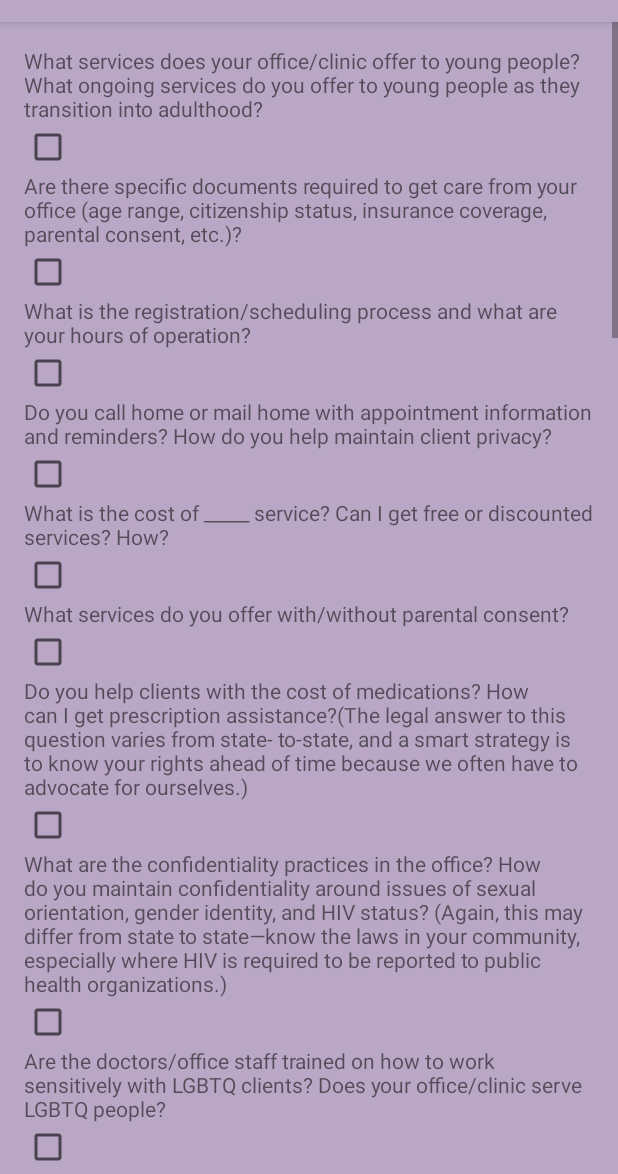
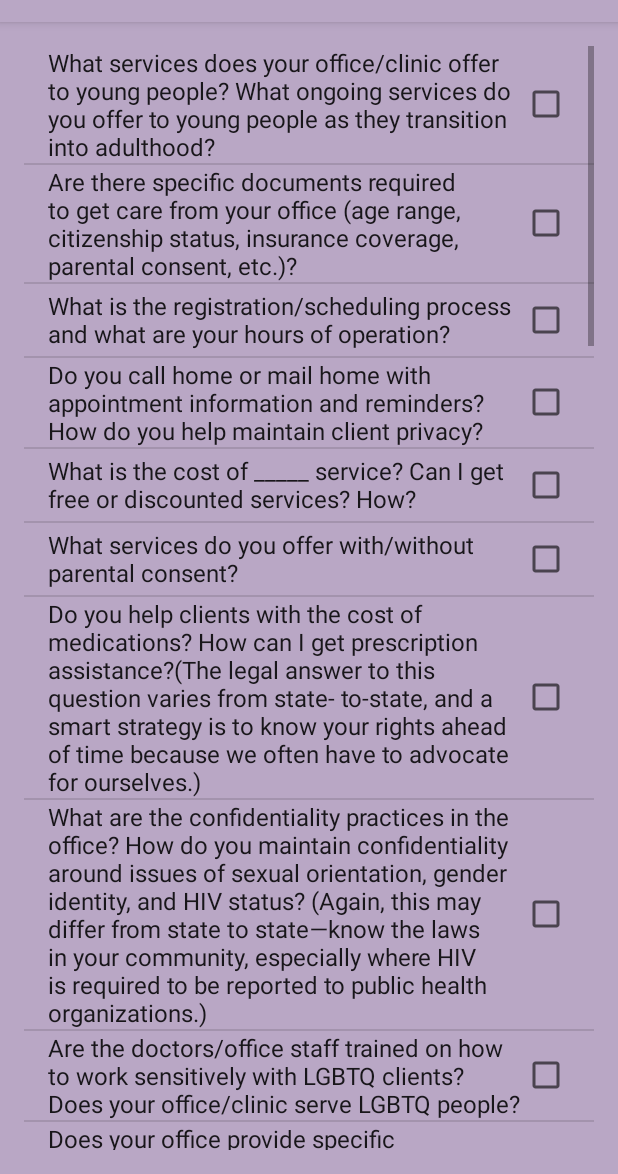
Before and after one commit to genhernandez/FreeingOurselves, an Android app: the fragment HealthCareProviderFragment placed in its activity, on a phone screen of 412 x 824 dp, the part 62-1236 px from its top. Run offline under Robolectric (Android 15) with nearby library versions, the phone set to English and light mode, and no system bars.

Commit message:
Fix workout stuff and add more AsyncTasks

```diff
--- a/app/src/main/AndroidManifest.xml
+++ b/app/src/main/AndroidManifest.xml
@@ -36,6 +36,7 @@
             </intent-filter>
         </activity>
         <activity android:name=".MapActivity"></activity>
+        <activity android:name=".WorkoutActivity"></activity>
     </application>
 
 </manifest>
--- a/app/src/main/java/com/hfad/freeingourselves/HealthCareProviderFragment.java
+++ b/app/src/main/java/com/hfad/freeingourselves/HealthCareProviderFragment.java
@@ -44,54 +44,54 @@ public class HealthCareProviderFragment extends Fragment {
                              Bundle savedInstanceState) {
         // Inflate the layout for this fragment
         View view = inflater.inflate(R.layout.fragment_health_care, null);
-        //FrameLayout frameLayout = (FrameLayout) view.findViewById(R.id.healthcareFragment);
-        LinearLayout linearLayout = (LinearLayout) view.findViewById(R.id.healthcareFragment);
+        FrameLayout frameLayout = (FrameLayout) view.findViewById(R.id.healthcareFragment);
+        //LinearLayout linearLayout = (LinearLayout) view.findViewById(R.id.healthcareFragment);
         ListView listView = new ListView(getActivity());
 
         Cursor cursor = FreeingOurselvesDatabaseUtilities.getHealthcareInfo(view.getContext());
 
 
-            if (cursor.moveToFirst()) {
-                while (!cursor.isAfterLast()) {
-                    int questionId = cursor.getInt(0);
-                    String questionText = cursor.getString(1);
-                    boolean isSaved = (cursor.getInt(2) == 1);
+//            if (cursor.moveToFirst()) {
+//                while (!cursor.isAfterLast()) {
+//                    int questionId = cursor.getInt(0);
+//                    String questionText = cursor.getString(1);
+//                    boolean isSaved = (cursor.getInt(2) == 1);
+//
+//
+//                    TextView textView = new TextView(view.getContext());
+//                    textView.setText(questionText);
+//                    linearLayout.addView(textView);
+//
+//                    //set each checkbox's onClick method somehow
+//                    CheckBox saved = new CheckBox(view.getContext());
+//                    saved.setChecked(isSaved);
+//                    linearLayout.addView(saved);
+//                    cursor.moveToNext();
+//                }
+//            }
+
+//
+        frameLayout.addView(listView);
+
+        //TODO: asynctask and null
+        ArrayList<String> questionArray =  FreeingOurselvesDatabaseUtilities.getHealthCareQuestions(view.getContext());
+
+        Log.d("HealthCareProvider", questionArray.toString());
+
+        ArrayAdapter<String> adapter = new ArrayAdapter<>(this.getActivity(),
+                android.R.layout.simple_list_item_multiple_choice, questionArray);
+        listView.setAdapter(adapter);
 
 
-                    TextView textView = new TextView(view.getContext());
-                    textView.setText(questionText);
-                    linearLayout.addView(textView);
 
-                    //set each checkbox's onClick method somehow
-                    CheckBox saved = new CheckBox(view.getContext());
-                    saved.setChecked(isSaved);
-                    linearLayout.addView(saved);
-                    cursor.moveToNext();
-                }
+        listView.setOnItemClickListener(new AdapterView.OnItemClickListener(){
+            @Override
+            public void onItemClick(AdapterView<?> parent, View view, int position, long id) {
+                CheckedTextView checkedTextView = (CheckedTextView) view;
+                checkedTextView.setChecked(!checkedTextView.isChecked());
+                //onSavedClicked(view);
             }
-
-//
-//        frameLayout.addView(listView);
-//
-//        //TODO: asynctask and null
-//        ArrayList<String> questionArray =  FreeingOurselvesDatabaseUtilities.getHealthCareQuestions(view.getContext());
-//
-//        Log.d("HealthCareProvider", questionArray.toString());
-//
-//        ArrayAdapter<String> adapter = new ArrayAdapter<>(this.getActivity(),
-//                android.R.layout.simple_list_item_multiple_choice, questionArray);
-//        listView.setAdapter(adapter);
-//
-//
-//
-//        listView.setOnItemClickListener(new AdapterView.OnItemClickListener(){
-//            @Override
-//            public void onItemClick(AdapterView<?> parent, View view, int position, long id) {
-//                CheckedTextView checkedTextView = ((CheckedTextView) view);
-//                checkedTextView.setChecked(!checkedTextView.isChecked());
-//                onSavedClicked(view);
-//            }
-//        });
+        });
 
         return view;
     }
--- a/app/src/main/java/com/hfad/freeingourselves/MainActivity.java
+++ b/app/src/main/java/com/hfad/freeingourselves/MainActivity.java
@@ -63,20 +63,9 @@ public class MainActivity extends AppCompatActivity implements ResourceListFragm
         drawerLayout = (DrawerLayout) findViewById(R.id.drawer_layout);
 
 
-        ArrayList<String> tempList = FreeingOurselvesDatabaseUtilities.getTopicTitles(this); //TODO: this needs an asynctask
-        // TODO: deal with null
-        titles = new String[tempList.size()];
-        for (int i = 0; i < tempList.size(); i++) {
-            titles[i] = tempList.get(i);
+        //Populate the ListView.
 
-            //super.onActivityCreated(savedInstanceState);
-            ArrayAdapter<String> adapter = new ArrayAdapter<String>(
-                    this, android.R.layout.simple_list_item_1,
-                    titles);
-            drawerList.setAdapter(adapter);
-
-
-            //Populate the ListView.
+        new GetTopicsTask().execute();
 
         drawerList.setOnItemClickListener(new DrawerItemClickListener());
         if (savedInstanceState == null) {
@@ -99,7 +88,7 @@ public class MainActivity extends AppCompatActivity implements ResourceListFragm
 
         getSupportActionBar().setDisplayHomeAsUpEnabled(true);
         getSupportActionBar().setHomeButtonEnabled(true);
-        }
+
     }
 
     @Override
@@ -209,33 +198,57 @@ public class MainActivity extends AppCompatActivity implements ResourceListFragm
     @Override
     public void resourceListItemClicked(int position) {
         Log.v("Clicked!", "position is " + position);
-        if ((position + 1) == ResourceListFragment.resourceList.size()){
+        if ((position + 1) == ResourceListFragment.resourceList.size()) {
             Intent intent = new Intent(MainActivity.this, MapActivity.class);
             startActivity(intent);
-        }else{
+        } else {
             ContentValues myValues = new ContentValues();
             myValues.put("position", position);
-            new getResourceLinkTask().execute(myValues);
+            new GetResourceLinkTask().execute(myValues);
         }
     }
 
-    private class getResourceLinkTask extends AsyncTask<ContentValues, String, String> {
+    private class GetResourceLinkTask extends AsyncTask<ContentValues, String, String> {
 
-        protected String doInBackground(ContentValues... myValues){
-                int myPosition = (int)myValues[0].get("position");
+        protected String doInBackground(ContentValues... myValues) {
+            int myPosition = (int) myValues[0].get("position");
             return FreeingOurselvesDatabaseUtilities.getResourceLink(MainActivity.this, myPosition);
         }
 
-        protected void onPostExecute(String myUrl){
-                if (myUrl == null){
+        protected void onPostExecute(String myUrl) {
+            if (myUrl == null) {
                 Toast toast = Toast.makeText(MainActivity.this, "Could not get link", Toast.LENGTH_SHORT);
                 toast.show();
-                }
-                else {
+            } else {
                 Intent i = new Intent(Intent.ACTION_VIEW);
                 i.setData(Uri.parse(myUrl));
                 startActivity(i);
             }
         }
     }
+
+    private class GetTopicsTask extends AsyncTask<Void, ArrayList<String>, ArrayList<String>> {
+
+        protected ArrayList<String> doInBackground(Void... params) {
+            return FreeingOurselvesDatabaseUtilities.getTopicTitles(MainActivity.this);
         }
+
+        protected void onPostExecute(ArrayList<String> topicsList) {
+            if (topicsList == null) {
+                Toast toast = Toast.makeText(MainActivity.this, "Could not get topics", Toast.LENGTH_SHORT);
+                toast.show();
+            } else {
+                titles = new String[topicsList.size()];
+                for (int i = 0; i < topicsList.size(); i++) {
+                    titles[i] = topicsList.get(i);
+
+                    //super.onActivityCreated(savedInstanceState);
+                    ArrayAdapter<String> adapter = new ArrayAdapter<String>(
+                            MainActivity.this, android.R.layout.simple_list_item_1,
+                            titles);
+                    drawerList.setAdapter(adapter);
+                }
+            }
+        }
+    }
+}
--- a/app/src/main/java/com/hfad/freeingourselves/TopFragment.java
+++ b/app/src/main/java/com/hfad/freeingourselves/TopFragment.java
@@ -2,11 +2,13 @@ package com.hfad.freeingourselves;
 
 
 import android.app.FragmentTransaction;
+import android.content.Context;
 import android.content.Intent;
 import android.database.Cursor;
 import android.database.sqlite.SQLiteDatabase;
 import android.database.sqlite.SQLiteException;
 import android.database.sqlite.SQLiteOpenHelper;
+import android.os.AsyncTask;
 import android.os.Bundle;
 import android.app.Fragment;
 import android.util.Log;
@@ -32,38 +34,31 @@ import java.util.List;
  */
 public class TopFragment extends Fragment {
 
-    public TopFragment() {
-        // Required empty public constructor
-    }
-
+    View view;
+    ListView topicsView;
+    ListView workoutsView;
+    TextView noFaveWorkouts;
+    TextView noFaveTopics;
 
     @Override
     public View onCreateView(LayoutInflater inflater, ViewGroup container,
                              Bundle savedInstanceState) {
         // Inflate the layout for this fragment
-        final View view = inflater.inflate(R.layout.fragment_top, container, false);
+        view = inflater.inflate(R.layout.fragment_top, container, false);
 
-        ListView topicsView = (ListView) view.findViewById(R.id.favorite_topics_list);
-        ListView workoutsView = (ListView) view.findViewById(R.id.favorite_workouts_list);
-        TextView noFaveTopics = (TextView) view.findViewById(R.id.no_fave_topics_text);
-        TextView noFaveWorkouts = (TextView) view.findViewById(R.id.no_fave_workouts_text);
+        topicsView = (ListView) view.findViewById(R.id.favorite_topics_list);
+        workoutsView = (ListView) view.findViewById(R.id.favorite_workouts_list);
+        noFaveTopics = (TextView) view.findViewById(R.id.no_fave_topics_text);
+        noFaveWorkouts = (TextView) view.findViewById(R.id.no_fave_workouts_text);
 
         //TODO: delete these later
-        FreeingOurselvesDatabaseUtilities.updateTopicsFavorite(view.getContext(), 2, false);
+        FreeingOurselvesDatabaseUtilities.updateTopicsFavorite(view.getContext(), 2, true);
         FreeingOurselvesDatabaseUtilities.updateTopicsFavorite(view.getContext(), 4, false);
         FreeingOurselvesDatabaseUtilities.updateTopicsFavorite(view.getContext(), 1, false);
-        FreeingOurselvesDatabaseUtilities.updateWorkoutFavorite(view.getContext(), 3, false);
+        FreeingOurselvesDatabaseUtilities.updateWorkoutFavorite(view.getContext(), 3, true);
 
         // Show favorite topics
-        Cursor topicsCursor = FreeingOurselvesDatabaseUtilities.getFaveTopics(view.getContext());   //TODO: deal with asynctasks and null
-        if (topicsCursor.moveToFirst()) {
-            CursorAdapter topicsAdapter = new SimpleCursorAdapter(view.getContext(),
-                    android.R.layout.simple_list_item_1, topicsCursor, new String[]{"TITLE"},
-                    new int[]{android.R.id.text1}, 0);
-            topicsView.setAdapter(topicsAdapter);
-        } else { // If no favorite topics, display text saying so.
-            noFaveTopics.setVisibility(View.VISIBLE);
-        }
+        new GetFaveTopicsTask().execute(view.getContext());
 
         //Navigate to favorite topic when clicked
         //TODO: broken
@@ -75,15 +70,7 @@ public class TopFragment extends Fragment {
         });
 
         // Show favorite workouts
-        Cursor workoutsCursor = FreeingOurselvesDatabaseUtilities.getFaveWorkouts(view.getContext());   //TODO: deal with asynctasks and null
-        if (workoutsCursor.moveToFirst()) {
-            CursorAdapter workoutsAdapter = new SimpleCursorAdapter(view.getContext(),
-                    android.R.layout.simple_list_item_1, workoutsCursor, new String[]{"NAME"},
-                    new int[]{android.R.id.text1}, 0);
-            workoutsView.setAdapter(workoutsAdapter);
-        } else { // If no favorite workouts, display text saying so.
-            noFaveWorkouts.setVisibility(View.VISIBLE);
-        }
+        new GetFaveWorkoutsTask().execute(view.getContext());
 
         // Navigate to WorkoutActivity if a workout is clicked.
         //TODO: finish this
@@ -136,4 +123,50 @@ public class TopFragment extends Fragment {
         ft.setTransition(FragmentTransaction.TRANSIT_FRAGMENT_FADE);
         ft.commit();
     }
+
+    private class GetFaveTopicsTask extends AsyncTask<Context, Void, Cursor> {
+
+        protected Cursor doInBackground(Context... context) {
+            return FreeingOurselvesDatabaseUtilities.getFaveTopics(context[0]);
+        }
+
+        protected void onPostExecute(Cursor topicsCursor) {
+            if (topicsCursor == null) {
+                Toast toast = Toast.makeText(view.getContext(), "Could not get topics", Toast.LENGTH_SHORT);
+                toast.show();
+            } else {
+                if (topicsCursor.moveToFirst()) {
+                    CursorAdapter topicsAdapter = new SimpleCursorAdapter(view.getContext(),
+                            android.R.layout.simple_list_item_1, topicsCursor, new String[]{"TITLE"},
+                            new int[]{android.R.id.text1}, 0);
+                    topicsView.setAdapter(topicsAdapter);
+                } else { // If no favorite topics, display text saying so.
+                    noFaveTopics.setVisibility(View.VISIBLE);
+                }
+            }
+        }
+    }
+
+    private class GetFaveWorkoutsTask extends AsyncTask<Context, Void, Cursor> {
+
+        protected Cursor doInBackground(Context... context) {
+            return FreeingOurselvesDatabaseUtilities.getFaveWorkouts(context[0]);
+        }
+
+        protected void onPostExecute(Cursor workoutsCursor) {
+            if (workoutsCursor == null) {
+                Toast toast = Toast.makeText(view.getContext(), "Could not get workouts", Toast.LENGTH_SHORT);
+                toast.show();
+            } else {
+                if (workoutsCursor.moveToFirst()) {
+                    CursorAdapter workoutsAdapter = new SimpleCursorAdapter(view.getContext(),
+                            android.R.layout.simple_list_item_1, workoutsCursor, new String[]{"NAME"},
+                            new int[]{android.R.id.text1}, 0);
+                    workoutsView.setAdapter(workoutsAdapter);
+                } else { // If no favorite workouts, display text saying so.
+                    noFaveWorkouts.setVisibility(View.VISIBLE);
+                }
+            }
+        }
+    }
 }
--- a/app/src/main/res/layout/fragment_health_care.xml
+++ b/app/src/main/res/layout/fragment_health_care.xml
@@ -1,8 +1,6 @@
-<ScrollView xmlns:android="http://schemas.android.com/apk/res/android"
-    android:layout_height="fill_parent"
-    android:layout_width = "fill_parent">
 
-    <LinearLayout xmlns:android="http://schemas.android.com/apk/res/android"
+
+    <FrameLayout xmlns:android="http://schemas.android.com/apk/res/android"
         xmlns:tools="http://schemas.android.com/tools"
         android:id="@+id/healthcareFragment"
         android:layout_width="match_parent"
@@ -13,6 +11,4 @@
         android:paddingRight="16dp"
         android:paddingTop="16dp"
         tools:context="com.hfad.freeingourselves.HealthCareProviderFragment">
-    </LinearLayout>
-
-</ScrollView>
+    </FrameLayout>
```
Also changed, not shown: app/src/main/java/com/hfad/freeingourselves/WorkoutIntroFragment.java (+29 -11 lines), app/src/main/res/layout/fragment_workout_intro.xml (+2 -7 lines). Lines whose indentation alone changed are shown as unchanged.
